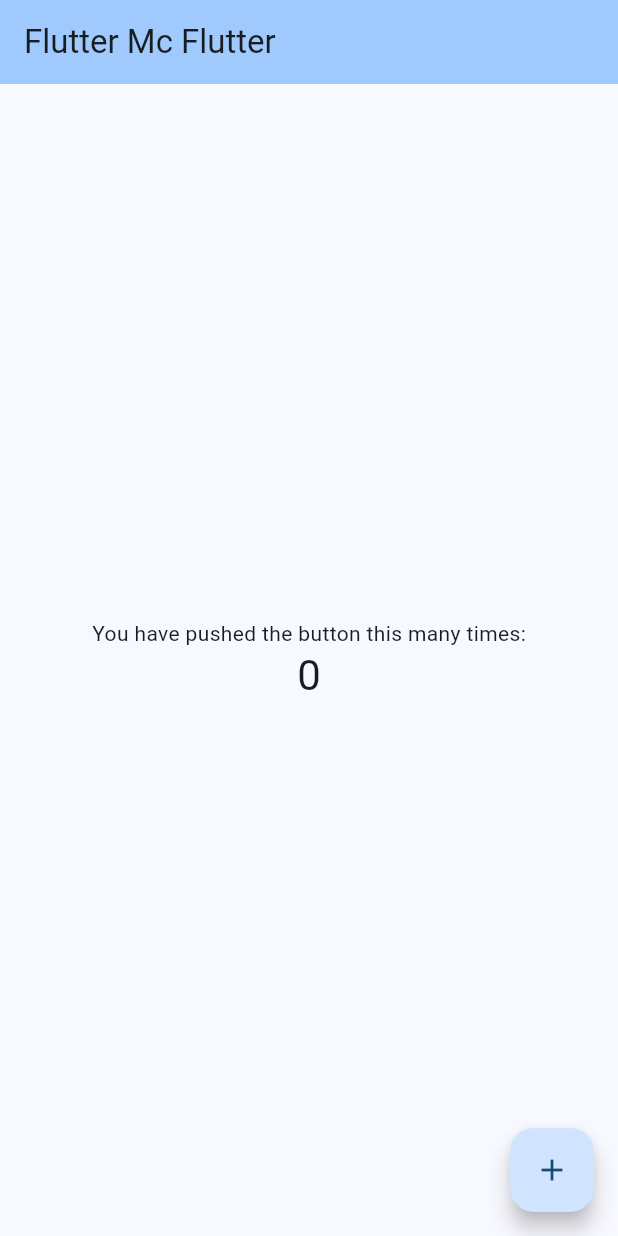
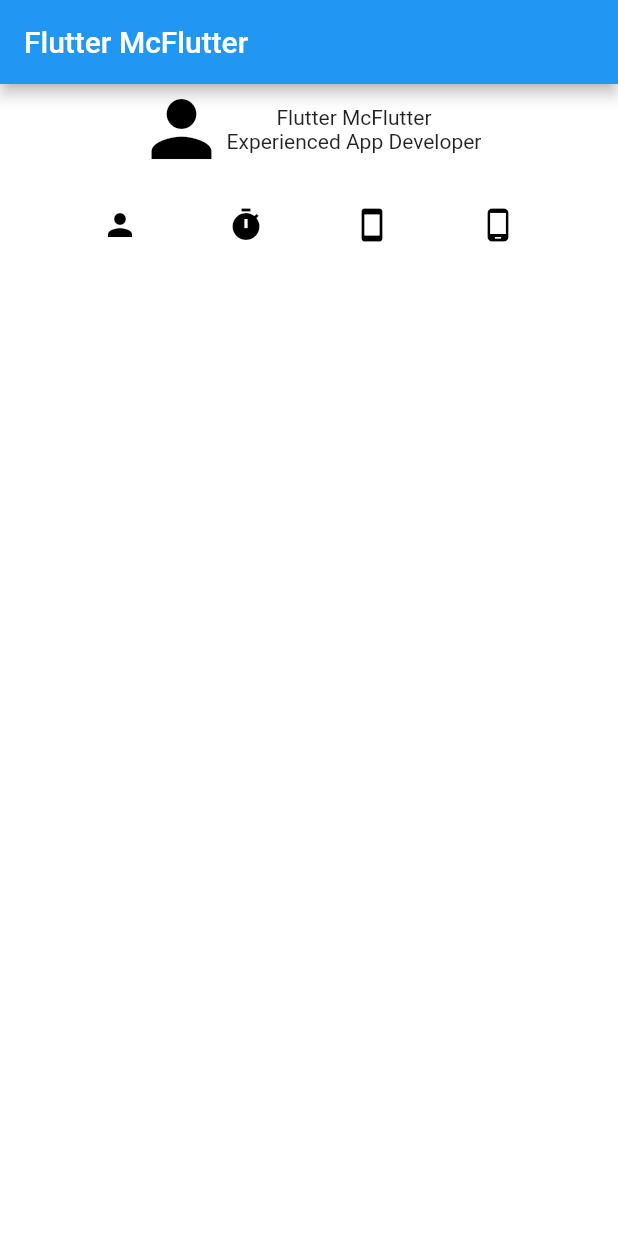
Before and after one commit to BamCurti/flutter-mcflutter, a Flutter app: the screen it shows after launch, on a phone screen of 412 x 824 dp. Run offline on Flutter 3.47's test engine with Material 2 defaults, Android fonts, the phone set to English and light mode, and no system bars.

Commit message:
Icon bar created | banner initializated

```diff
--- /dev/null
+++ b/lib/changing_icon/banner.dart
@@ -0,0 +1,24 @@
+import 'package:flutter/material.dart';
+
+
+class BannerUser extends StatelessWidget{
+  @override
+  Widget build(BuildContext context) {
+    return const Row(
+      mainAxisAlignment: MainAxisAlignment.center,
+      children: [
+        Icon(
+          Icons.person,
+          size: 60,
+          color: Colors.black,
+        ),
+        Column(
+          children: [
+            Text("Flutter McFlutter"),
+            Text("Experienced App Developer")
+          ]
+        )
+      ],
+    );
+  }
+}
--- /dev/null
+++ b/lib/changing_icon/icon.dart
@@ -0,0 +1,54 @@
+import 'package:flutter/material.dart';
+
+class ChangingIcon extends StatefulWidget {
+  final IconData icon;
+
+  const ChangingIcon({required this.icon});
+
+  @override
+  _ChangingIconState createState() => _ChangingIconState();
+}
+
+
+class _ChangingIconState extends State<ChangingIcon> {
+  Color _buttonColor = Colors.black;
+
+  void _changeColor() {
+    setState(() {
+      _buttonColor = _buttonColor == Colors.black ?
+      Colors.indigo :
+      Colors.black;
+    });
+  }
+
+  @override
+  Widget build(BuildContext context) {
+    return GestureDetector(
+      onTap: _changeColor,
+      child: Container(
+        margin: const EdgeInsets.all(8),
+        width: 68,
+        height: 52,
+        color: Colors.white,
+        child: Icon(
+          widget.icon,
+          color: _buttonColor,
+        ),
+      ),
+    );
+  }
+}
+
+class IconsBar extends StatelessWidget {
+  @override Widget build(BuildContext context) {
+    return const Row(
+      mainAxisAlignment: MainAxisAlignment.center,
+      children: [
+        ChangingIcon(icon: Icons.person),
+        ChangingIcon(icon: Icons.timer),
+        ChangingIcon(icon: Icons.smartphone),
+        ChangingIcon(icon: Icons.phone_android),
+      ],
+    );
+  }
+}
--- a/lib/main.dart
+++ b/lib/main.dart
@@ -1,125 +1,35 @@
 import 'package:flutter/material.dart';
+import 'package:mcflutter/changing_icon/icon.dart';
+import 'package:mcflutter/changing_icon/banner.dart';
+
 
 void main() {
-  runApp(const MyApp());
+  runApp(MyApp());
 }
 
 class MyApp extends StatelessWidget {
-  const MyApp({super.key});
-
-  // This widget is the root of your application.
   @override
   Widget build(BuildContext context) {
     return MaterialApp(
-      title: 'Mc Flutter',
-      theme: ThemeData(
-        // This is the theme of your application.
-        //
-        // TRY THIS: Try running your application with "flutter run". You'll see
-        // the application has a blue toolbar. Then, without quitting the app,
-        // try changing the seedColor in the colorScheme below to Colors.green
-        // and then invoke "hot reload" (save your changes or press the "hot
-        // reload" button in a Flutter-supported IDE, or press "r" if you used
-        // the command line to start the app).
-        //
-        // Notice that the counter didn't reset back to zero; the application
-        // state is not lost during the reload. To reset the state, use hot
-        // restart instead.
-        //
-        // This works for code too, not just values: Most code changes can be
-        // tested with just a hot reload.
-        colorScheme: ColorScheme.fromSeed(seedColor: Colors.blue),
-        useMaterial3: true,
-      ),
-      home: const MyHomePage(title: 'Flutter Mc Flutter'),
+      home: McFlutter(),
     );
   }
 }
 
-class MyHomePage extends StatefulWidget {
-  const MyHomePage({super.key, required this.title});
-
-  // This widget is the home page of your application. It is stateful, meaning
-  // that it has a State object (defined below) that contains fields that affect
-  // how it looks.
-
-  // This class is the configuration for the state. It holds the values (in this
-  // case the title) provided by the parent (in this case the App widget) and
-  // used by the build method of the State. Fields in a Widget subclass are
-  // always marked "final".
-
-  final String title;
-
-  @override
-  State<MyHomePage> createState() => _MyHomePageState();
-}
-
-class _MyHomePageState extends State<MyHomePage> {
-  int _counter = 0;
-
-  void _incrementCounter() {
-    setState(() {
-      // This call to setState tells the Flutter framework that something has
-      // changed in this State, which causes it to rerun the build method below
-      // so that the display can reflect the updated values. If we changed
-      // _counter without calling setState(), then the build method would not be
-      // called again, and so nothing would appear to happen.
-      _counter++;
-    });
-  }
-
+class McFlutter extends StatelessWidget {
   @override
   Widget build(BuildContext context) {
-    // This method is rerun every time setState is called, for instance as done
-    // by the _incrementCounter method above.
-    //
-    // The Flutter framework has been optimized to make rerunning build methods
-    // fast, so that you can just rebuild anything that needs updating rather
-    // than having to individually change instances of widgets.
     return Scaffold(
+      backgroundColor: Colors.white,
       appBar: AppBar(
-        // TRY THIS: Try changing the color here to a specific color (to
-        // Colors.amber, perhaps?) and trigger a hot reload to see the AppBar
-        // change color while the other colors stay the same.
-        backgroundColor: Theme.of(context).colorScheme.inversePrimary,
-        // Here we take the value from the MyHomePage object that was created by
-        // the App.build method, and use it to set our appbar title.
-        title: Text(widget.title),
+        title: const Text('Flutter McFlutter'),
       ),
-      body: Center(
-        // Center is a layout widget. It takes a single child and positions it
-        // in the middle of the parent.
-        child: Column(
-          // Column is also a layout widget. It takes a list of children and
-          // arranges them vertically. By default, it sizes itself to fit its
-          // children horizontally, and tries to be as tall as its parent.
-          //
-          // Column has various properties to control how it sizes itself and
-          // how it positions its children. Here we use mainAxisAlignment to
-          // center the children vertically; the main axis here is the vertical
-          // axis because Columns are vertical (the cross axis would be
-          // horizontal).
-          //
-          // TRY THIS: Invoke "debug painting" (choose the "Toggle Debug Paint"
-          // action in the IDE, or press "p" in the console), to see the
-          // wireframe for each widget.
-          mainAxisAlignment: MainAxisAlignment.center,
-          children: <Widget>[
-            const Text(
-              'You have pushed the button this many times:',
-            ),
-            Text(
-              '$_counter',
-              style: Theme.of(context).textTheme.headlineMedium,
-            ),
-          ],
-        ),
+      body: Column(
+        children: [
+          BannerUser(),
+          IconsBar(),
+        ],
       ),
-      floatingActionButton: FloatingActionButton(
-        onPressed: _incrementCounter,
-        tooltip: 'Increment',
-        child: const Icon(Icons.add),
-      ), // This trailing comma makes auto-formatting nicer for build methods.
     );
   }
 }
```
